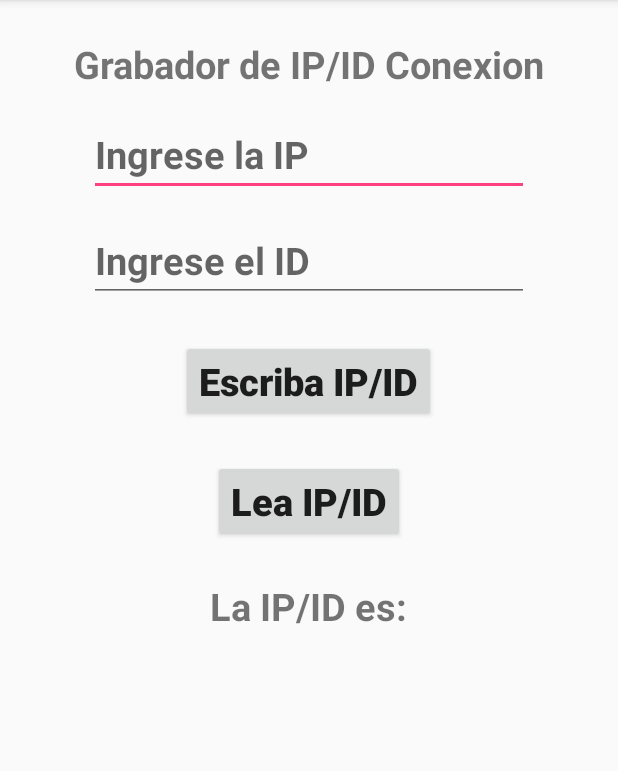
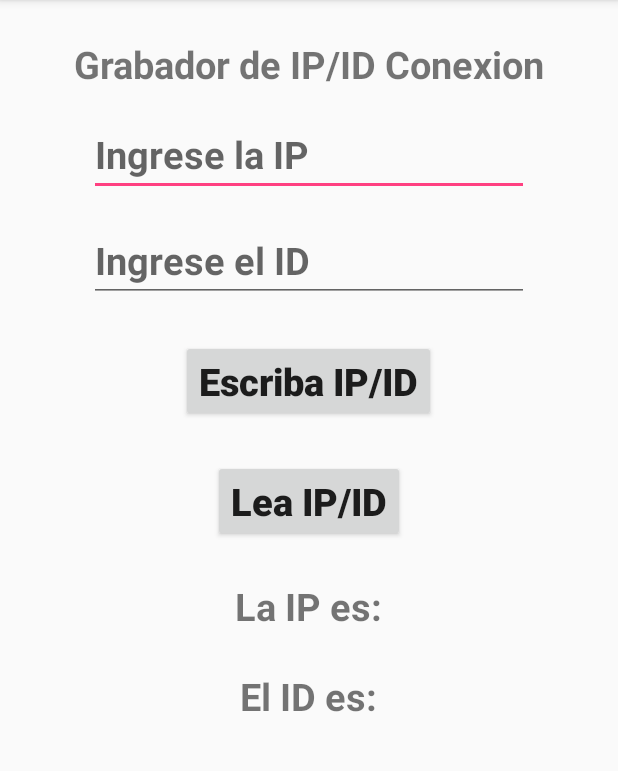
Before and after one commit to jaimelombanag/TabletConcurso, an Android app: the screen it shows after launch (MainActivity), after a tap on "Escriba IP/ID", on a phone screen of 412 x 824 dp, the part 84-855 px from its top. Run offline under Robolectric (Android 15) with nearby library versions, the light colour scheme and no system bars.

Commit message:
Final version 1.0.1 de write read

```diff
--- a/WriteandRead/app/build.gradle
+++ b/WriteandRead/app/build.gradle
@@ -6,8 +6,8 @@ android {
         applicationId "com.example.sasasushiq.writeandread"
         minSdkVersion 23
         targetSdkVersion 27
-        versionCode 1
-        versionName "1.0"
+        versionCode 1001
+        versionName "1.0.1"
         testInstrumentationRunner "android.support.test.runner.AndroidJUnitRunner"
     }
     buildTypes {
--- a/WriteandRead/app/src/main/java/com/example/sasasushiq/writeandread/MainActivity.java
+++ b/WriteandRead/app/src/main/java/com/example/sasasushiq/writeandread/MainActivity.java
@@ -31,6 +31,7 @@ public class MainActivity extends AppCompatActivity {
     private EditText enterText;
     private EditText enterId;
     private TextView showText;
+    private TextView showText2;
     private String file = "IP_Direccion.txt";
     private String file2 = "ID_Save.txt";
     private String fileContents;
@@ -47,6 +48,7 @@ public class MainActivity extends AppCompatActivity {
         enterText = findViewById(R.id.enterText);
         enterId = findViewById(R.id.enterId);
         showText = findViewById(R.id.showText);
+        showText2 = findViewById(R.id.showText2);
 
 
         if (Build.VERSION.SDK_INT >= Build.VERSION_CODES.M
@@ -175,6 +177,8 @@ public class MainActivity extends AppCompatActivity {
                     Log.d("SAVE", ex.getMessage());
                 }
 
+                LeoId();
+
             }
         });
     }
@@ -213,7 +217,7 @@ public class MainActivity extends AppCompatActivity {
             try {
                 File Notefile = new File(myFile, strFileName);
                 FileWriter writer = new FileWriter(Notefile); // set file path & name to write
-                writer.append(fileContents); // write string
+                writer.append(fileContents2); // write string
                 writer.flush();
                 writer.close();
                 Log.e("DataStoreSD 2 ", myFile.toString());
@@ -223,17 +227,48 @@ public class MainActivity extends AppCompatActivity {
 
 
 
-            Toast.makeText(getBaseContext(), "Guardado ID Correctamente... " +fileContents, Toast.LENGTH_LONG).show();
+            Toast.makeText(getBaseContext(), "Guardado ID Correctamente... " +fileContents2, Toast.LENGTH_LONG).show();
 
            ;
         }
         catch (Exception e){
             e.printStackTrace();
         }
-        enterText.setText("");
+        enterId.setText("");
     }
 
 
+    public void LeoId(){
+
+        String line = null;
+
+        try {
+            FileInputStream fileInputStream = new FileInputStream (new File(Environment.getExternalStorageDirectory() + "/Download/" + file2));
+            InputStreamReader inputStreamReader = new InputStreamReader(fileInputStream);
+            BufferedReader bufferedReader = new BufferedReader(inputStreamReader);
+            StringBuilder stringBuilder = new StringBuilder();
+
+            while ( (line = bufferedReader.readLine()) != null )
+            {
+                stringBuilder.append(line + System.getProperty("line.separator"));
+            }
+            fileInputStream.close();
+            line = stringBuilder.toString();
+
+            showText2.setText(line);
+
+
+
+            bufferedReader.close();
+        }
+        catch(FileNotFoundException ex) {
+            Log.d("SAVE", ex.getMessage());
+        }
+        catch(IOException ex) {
+            Log.d("SAVE", ex.getMessage());
+        }
+
+    }
 
 
 
--- a/WriteandRead/app/src/main/res/layout/activity_main.xml
+++ b/WriteandRead/app/src/main/res/layout/activity_main.xml
@@ -70,9 +70,23 @@
         android:id="@+id/showText"
         android:layout_width="wrap_content"
         android:layout_height="wrap_content"
-        android:text="La IP/ID es:"
+        android:text="La IP es:"
         android:textSize="25dp"
         android:textStyle="bold"
         android:layout_gravity="center"
         android:layout_marginTop="25dp"/>
+
+
+    <TextView
+        android:id="@+id/showText2"
+        android:layout_width="wrap_content"
+        android:layout_height="wrap_content"
+        android:text="El ID es:"
+        android:textSize="25dp"
+        android:textStyle="bold"
+        android:layout_gravity="center"
+        android:layout_marginTop="25dp"/>
+
+
+
 </LinearLayout>
```
